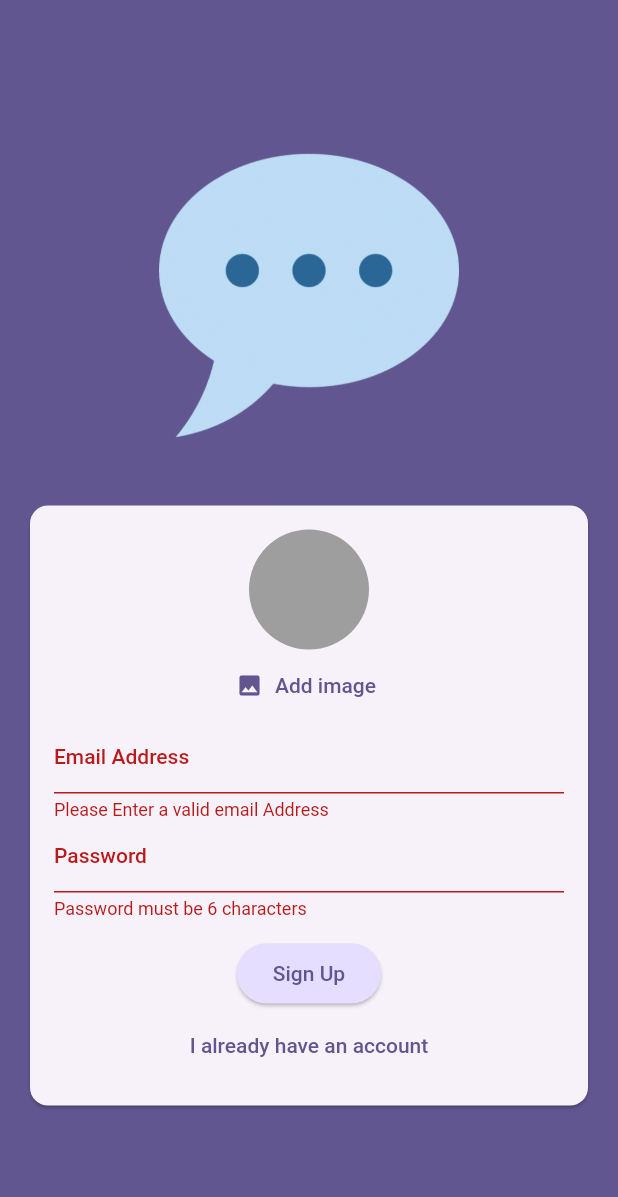
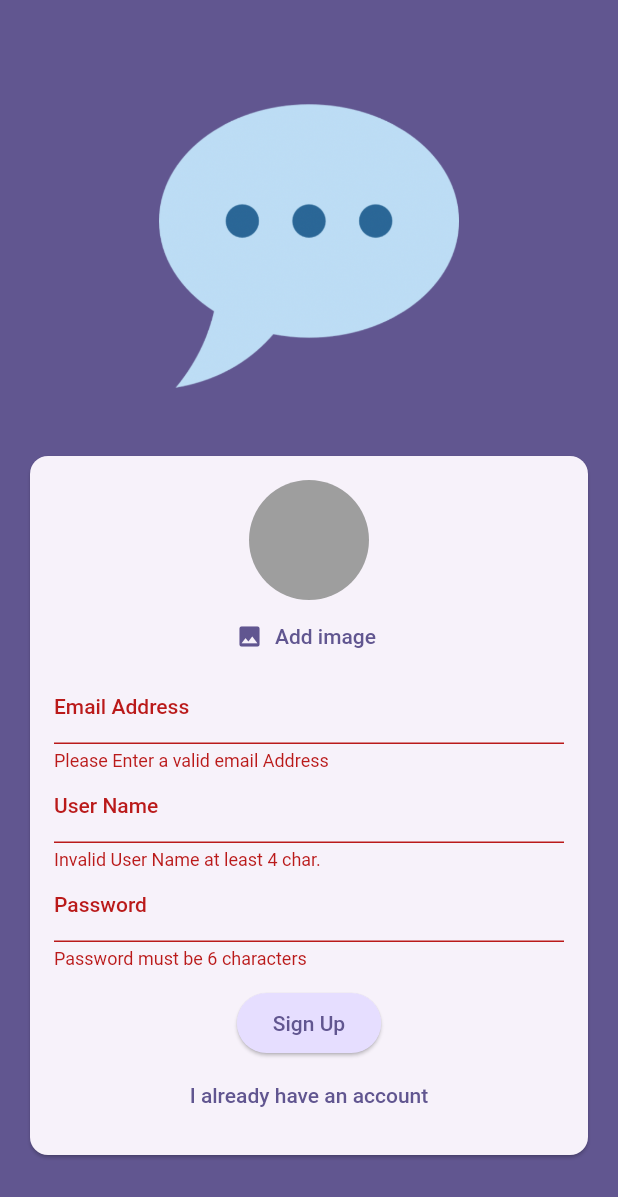
Before and after one commit to MohamedAboElM3aTy/chat_app, a Flutter app: the screen it shows after launch, after a tap on "Log In", after a tap on "Create an account", after a tap on "Sign Up", on a phone screen of 412 x 824 dp. Shown: the top 1197 px of the screen. Run offline on Flutter 3.47's test engine with Material 2 defaults, Android fonts, the phone set to English and light mode, and no system bars; our stand-ins replace cloud_firestore, firebase_auth, firebase_core, firebase_storage, image_picker; accounts and stored records are empty.

Commit message:
Storing userName and adding field for it

```diff
--- a/lib/screens/auth.dart
+++ b/lib/screens/auth.dart
@@ -1,5 +1,6 @@
 import 'dart:io';
 
+import 'package:cloud_firestore/cloud_firestore.dart';
 import 'package:firebase_storage/firebase_storage.dart';
 import 'package:flutter/material.dart';
 import 'package:firebase_auth/firebase_auth.dart';
@@ -18,7 +19,7 @@ class AuthScreen extends StatefulWidget {
 class _AuthScreenState extends State<AuthScreen> {
   final _form = GlobalKey<FormState>();
   var _isLogin = true;
-  var _email = '', _passWord = '';
+  var _email = '', _passWord = '', _userName = '';
   File? _selectedImage;
   var _isAuthenticated = false;
 
@@ -49,7 +50,18 @@ class _AuthScreenState extends State<AuthScreen> {
 
         await imageRef.putFile(_selectedImage!);
         final imageUrl = await imageRef.getDownloadURL();
-        print(imageUrl);
+
+        await FirebaseFirestore.instance
+            .collection('users')
+            .doc(userCredentials.user!.uid)
+            .set(
+          {
+            'userName': _userName,
+            'email': _email,
+            'password': _passWord,
+            'Profile picture': imageUrl,
+          },
+        );
       }
     } on FirebaseAuthException catch (e) {
       ScaffoldMessenger.of(context).clearSnackBars();
@@ -116,6 +128,24 @@ class _AuthScreenState extends State<AuthScreen> {
                             },
                             onSaved: (newValue) => _email = newValue!,
                           ),
+                          if (!_isLogin)
+                            TextFormField(
+                              decoration:
+                                  const InputDecoration(labelText: 'User Name'),
+                              autocorrect: false,
+                              enableSuggestions: false,
+                              validator: (value) {
+                                if (value == null ||
+                                    value.trim().length < 4 ||
+                                    value.isEmpty) {
+                                  return 'Invalid User Name at least 4 char.';
+                                }
+                                return null;
+                              },
+                              onSaved: (newValue) {
+                                _userName = newValue!;
+                              },
+                            ),
                           TextFormField(
                             decoration: const InputDecoration(
                               labelText: 'Password',
```
